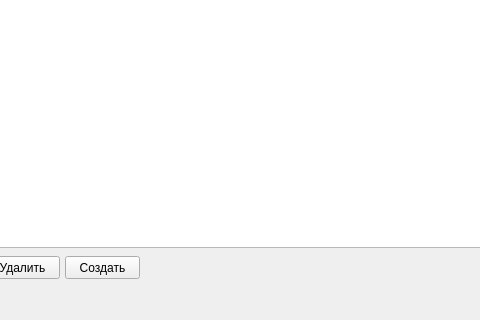
The window that mainwindow.ui (pejikk/schedule) describes before a commit, drawn with Qt 5; both pictures show x 175 to 655 and y 254 to 574 of the 1348 by 574 pixel window.
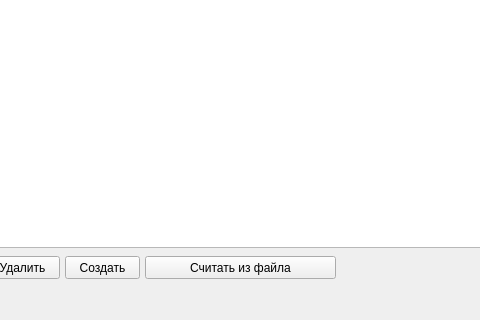
The same window after the commit.

What changed in the file:
```diff
--- a/mainwindow.ui
+++ b/mainwindow.ui
@@ -86,6 +86,19 @@
      </rect>
     </property>
    </widget>
+   <widget class="QPushButton" name="pushButton_4">
+    <property name="geometry">
+     <rect>
+      <x>320</x>
+      <y>510</y>
+      <width>191</width>
+      <height>23</height>
+     </rect>
+    </property>
+    <property name="text">
+     <string>Считать из файла</string>
+    </property>
+   </widget>
   </widget>
   <widget class="QMenuBar" name="menubar">
    <property name="geometry">
```
